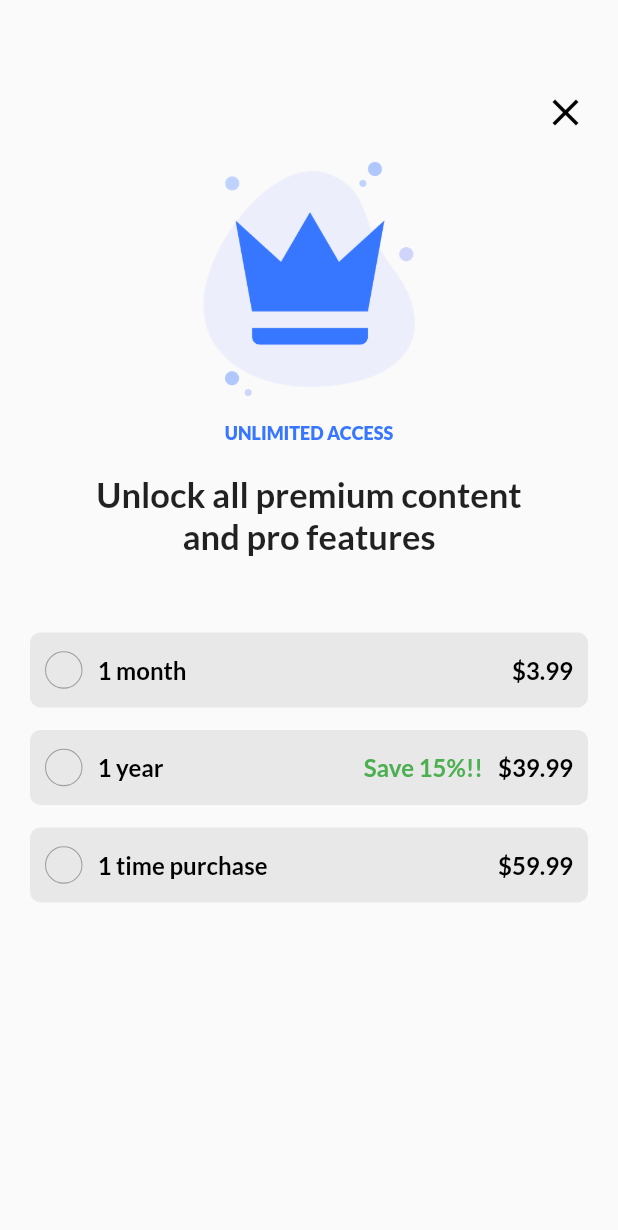
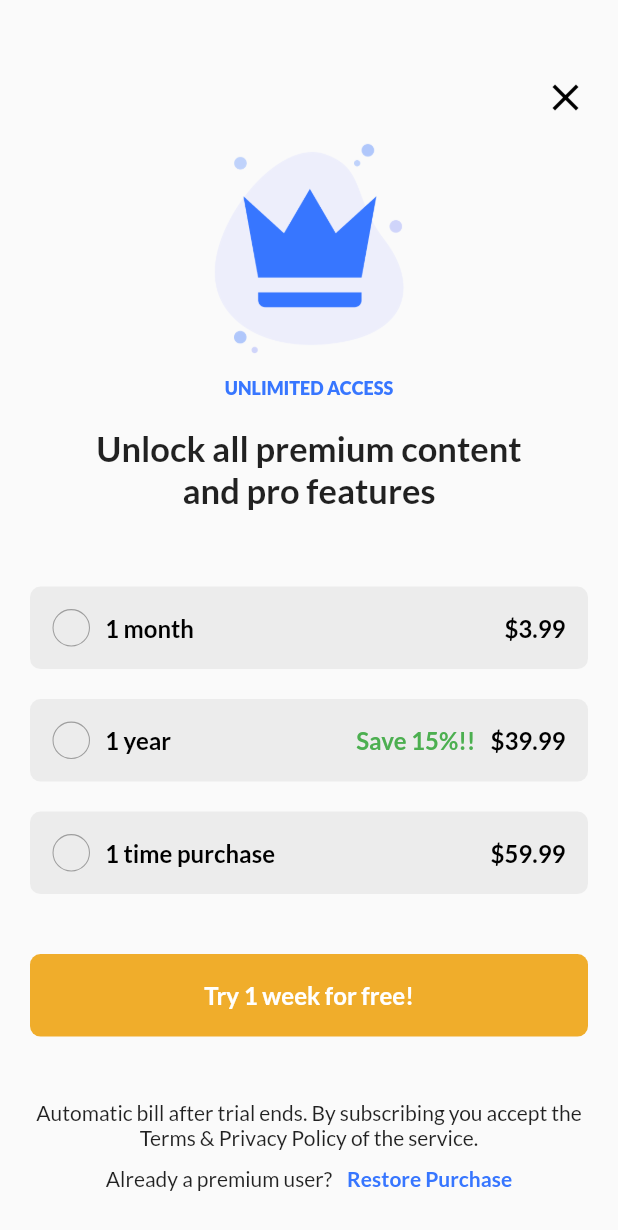
Before and after one commit to numanjaved14/mashallete-dating-app, a Flutter app: the PremiumAccessScreen screen opened by its route, on a phone screen of 412 x 824 dp. Shown: the top 1230 px of the screen. Run offline on Flutter 3.47's test engine with Material 2 defaults, Android fonts, the phone set to English and light mode, and no system bars; our stand-ins replace blurrycontainer, dotted_border, google_fonts, percent_indicator, pinput.

Commit message:
premium access :)

```diff
--- a/lib/Constants/app_constants.dart
+++ b/lib/Constants/app_constants.dart
@@ -2,6 +2,7 @@ import 'package:flutter/material.dart';
 
 ///colors
 const blueColor = Color(0xff3776FF);
+const orangeColor = Color(0xffF0AD2B);
 
 ///routes for screens
 const splashRoute = "/";
--- a/lib/Premium/premium_access_screen.dart
+++ b/lib/Premium/premium_access_screen.dart
@@ -24,7 +24,7 @@ class _PremiumAccessScreenState extends State<PremiumAccessScreen> {
           crossAxisAlignment: CrossAxisAlignment.center,
           children: [
             const SizedBox(
-              height: 60,
+              height: 50,
             ),
             GestureDetector(
               onTap: () {
@@ -41,7 +41,7 @@ class _PremiumAccessScreenState extends State<PremiumAccessScreen> {
             ),
             Image.asset(
               "assets/crown.png",
-              scale: 2.5,
+              scale: 2.8,
             ),
             const Text(
               "UNLIMITED ACCESS",
@@ -79,7 +79,7 @@ class _PremiumAccessScreenState extends State<PremiumAccessScreen> {
               selected: selected1,
             ),
             const SizedBox(
-              height: 15,
+              height: 20,
             ),
             utils.premiumButton(
               price: "\$39.99",
@@ -95,7 +95,7 @@ class _PremiumAccessScreenState extends State<PremiumAccessScreen> {
               selected: selected2,
             ),
             const SizedBox(
-              height: 15,
+              height: 20,
             ),
             utils.premiumButton(
               price: "\$59.99",
@@ -110,6 +110,62 @@ class _PremiumAccessScreenState extends State<PremiumAccessScreen> {
               },
               selected: selected3,
             ),
+            const SizedBox(
+              height: 40,
+            ),
+            Container(
+              width: double.infinity,
+              padding: const EdgeInsets.symmetric(horizontal: 15),
+              height: 55,
+              decoration: BoxDecoration(
+                color: orangeColor,
+                borderRadius: BorderRadius.circular(7),
+              ),
+              child: Center(
+                child: Text(
+                  "Try 1 week for free!",
+                  style: utils.smallHeadingTextStyle(color: Colors.white),
+                ),
+              ),
+            ),
+            Spacer(),
+            Text(
+              "Automatic bill after trial ends. By subscribing you accept the \nTerms & Privacy Policy of the service.",
+              style: TextStyle(
+                fontSize: 14,
+              ),
+              textAlign: TextAlign.center,
+            ),
+            const SizedBox(
+              height: 10,
+            ),
+            Row(
+              mainAxisAlignment: MainAxisAlignment.center,
+              children: [
+                Text(
+                  "Already a premium user?",
+                  style: TextStyle(
+                    fontSize: 14,
+                  ),
+                  textAlign: TextAlign.center,
+                ),
+                SizedBox(
+                  width: 10,
+                ),
+                Text(
+                  "Restore Purchase",
+                  style: TextStyle(
+                    fontSize: 14,
+                    color: blueColor,
+                    fontWeight: FontWeight.w700,
+                  ),
+                  textAlign: TextAlign.center,
+                ),
+              ],
+            ),
+            const SizedBox(
+              height: 30,
+            ),
           ],
         ),
       ),
--- a/lib/Utilities/app_utils.dart
+++ b/lib/Utilities/app_utils.dart
@@ -819,10 +819,10 @@ class AppUtils {
       onTap: onTap,
       child: Container(
         width: double.infinity,
-        padding: const EdgeInsets.symmetric(horizontal: 10),
-        height: 50,
+        padding: const EdgeInsets.symmetric(horizontal: 15),
+        height: 55,
         decoration: BoxDecoration(
-          color: selected == true ? blueColor : Colors.grey.withOpacity(0.2),
+          color: selected == true ? blueColor : Colors.grey.withOpacity(0.15),
           borderRadius: BorderRadius.circular(7),
         ),
         child: Row(
```
